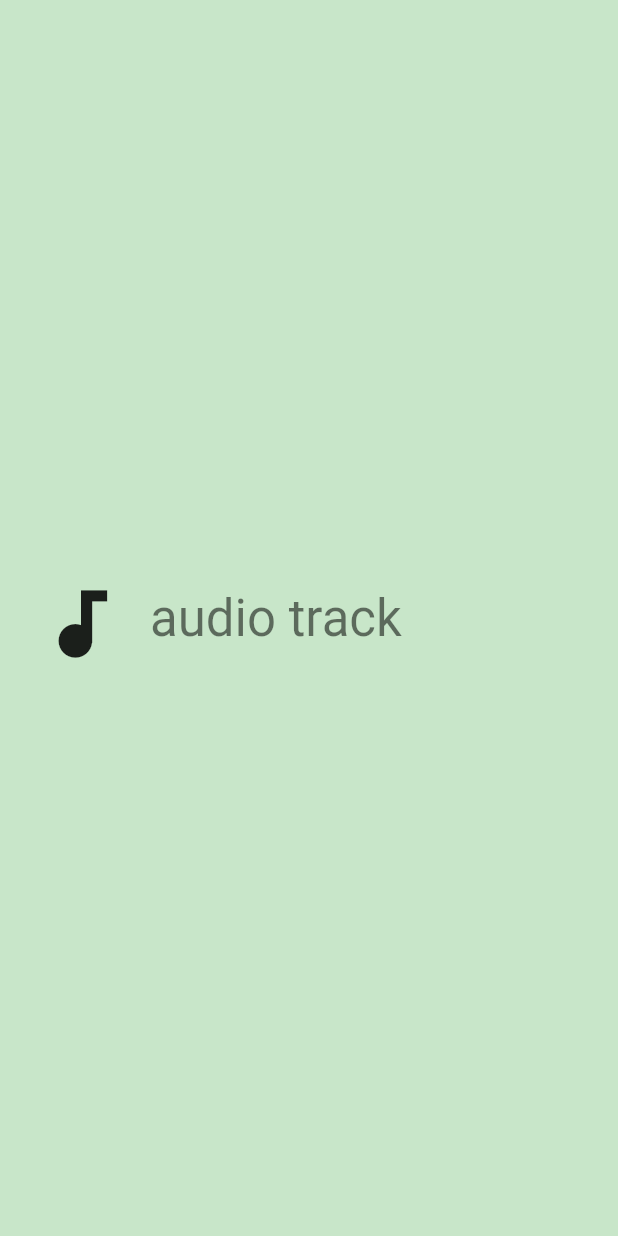
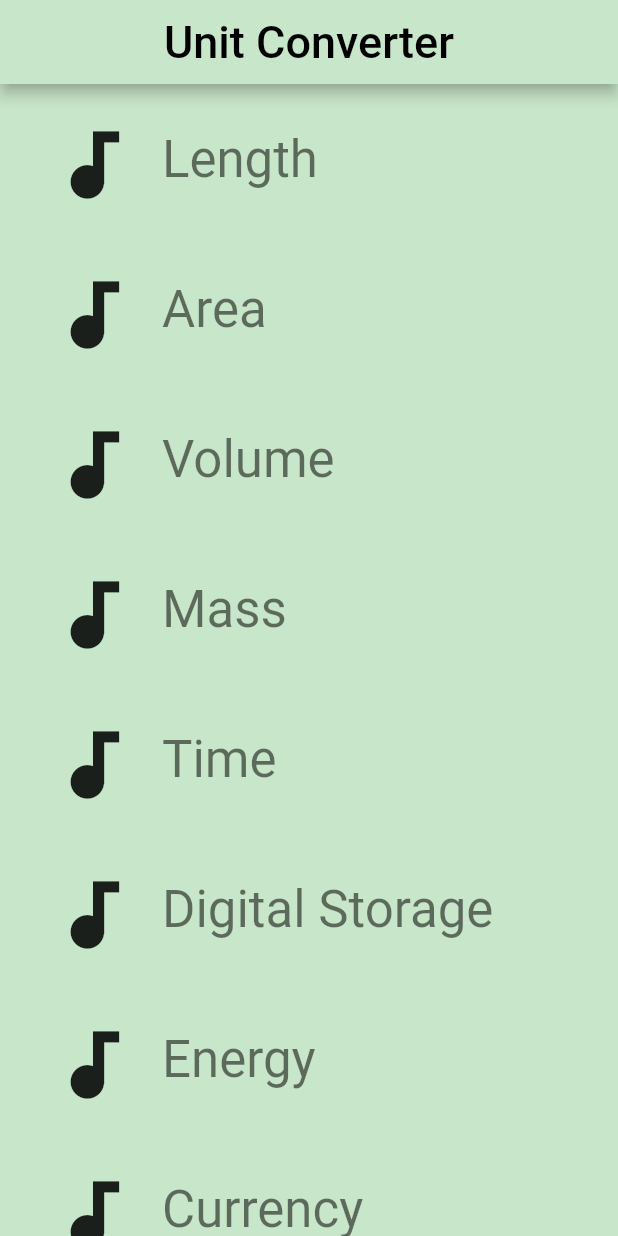
Before and after one commit to jferrater/learning_flutter, a Flutter app: the screen it shows after launch, on a phone screen of 412 x 824 dp. Run offline on Flutter 3.47's test engine with Material 2 defaults, Android fonts, the phone set to English and light mode, and no system bars.

Commit message:
Implement category routes2

```diff
--- a/lib/category_route.dart
+++ b/lib/category_route.dart
@@ -0,0 +1,77 @@
+import 'package:flutter/material.dart';
+import 'package:learning_flutter/category.dart';
+
+final _backgroundColor = Colors.green[100];
+
+class CategoryRoute extends StatelessWidget {
+  const CategoryRoute();
+
+  static const _categoryNames = <String>[
+    'Length',
+    'Area',
+    'Volume',
+    'Mass',
+    'Time',
+    'Digital Storage',
+    'Energy',
+    'Currency',
+  ];
+
+  static const _baseColors = <Color>[
+    Colors.teal,
+    Colors.orange,
+    Colors.pinkAccent,
+    Colors.blueAccent,
+    Colors.yellow,
+    Colors.greenAccent,
+    Colors.purpleAccent,
+    Colors.red
+  ];
+
+  Widget _buildCategoryWidgets(bool portrait, List<Widget> _categories) {
+    if (portrait) {
+      return ListView.builder(
+        itemCount: _categories.length,
+        itemBuilder: (BuildContext context, int index) => _categories[index],
+      );
+    } else {
+      return GridView.count(
+        crossAxisCount: 2,
+        childAspectRatio: 3.0,
+        children: _categories,
+      );
+    }
+  }
+
+  @override
+  Widget build(BuildContext context) {
+    final categories = <Category>[];
+    for (var i = 0; i < _categoryNames.length; i++) {
+      categories.add(Category(
+        color: _baseColors[i],
+        iconData: Icons.audiotrack,
+        name: _categoryNames[i],
+      ));
+    }
+    final listView = Container(
+      color: _backgroundColor,
+      padding: EdgeInsets.symmetric(horizontal: 8.0),
+      child: _buildCategoryWidgets(true, categories),
+    );
+    final appBar = AppBar(
+      title: Text(
+        'Unit Converter',
+        style: TextStyle(
+          color: Colors.black,
+          fontSize: 30.0
+        ),
+      ),
+      centerTitle: true,
+      backgroundColor: _backgroundColor,
+    );
+    return Scaffold(
+      appBar: appBar,
+      body: listView,
+    );
+  }
+}
--- a/lib/main.dart
+++ b/lib/main.dart
@@ -1,9 +1,5 @@
 import 'package:flutter/material.dart';
-import 'package:learning_flutter/category.dart';
-
-const _categoryName = 'audio track';
-const _categoryIcon = Icons.audiotrack;
-const _categoryColor = Colors.green;
+import 'package:learning_flutter/category_route.dart';
 
 void main() => runApp(MyApp());
 
@@ -16,11 +12,7 @@ class MyApp extends StatelessWidget {
       home: Scaffold(
         backgroundColor: Colors.green[100],
         body: Center(
-          child: Category(
-            color: _categoryColor,
-            name: _categoryName,
-            iconData: _categoryIcon,
-          ),
+          child: CategoryRoute(),
         ),
       ),
     );
```
